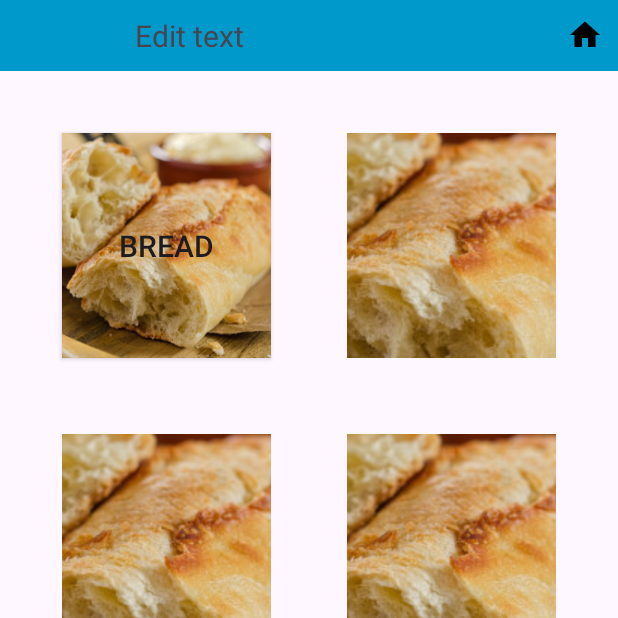
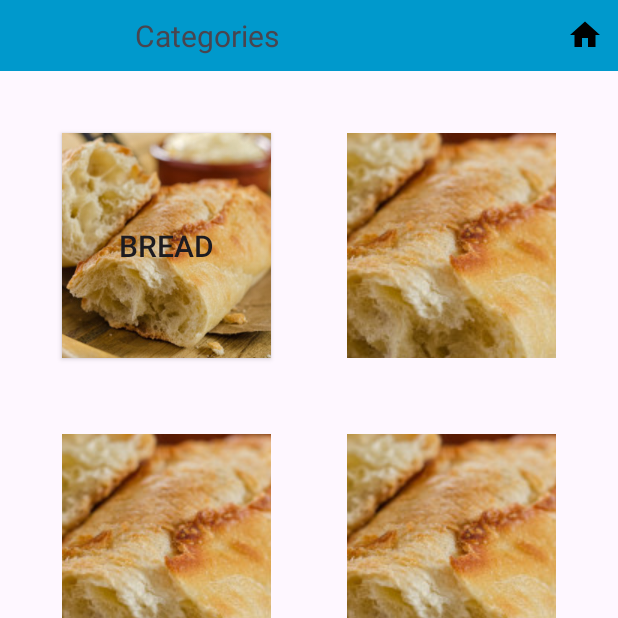
Before and after one commit to Frostlyx/group-27-app-development, an Android app: the MainActivity screen opened directly, with no data from a screen before it, item 2 of the bottom bar chosen, on a phone screen of 412 x 824 dp, the top half of it. Run offline under Robolectric (Android 15) with nearby library versions, the phone set to English and light mode, and no system bars; libraries missing offline, so code that uses them is left out: com.google.zxing.integration, com.journeyapps.barcodescanner.

Commit message:
Change title when navigating pages

```diff
--- a/app/src/main/java/com/example/barcodescanner/customer/MainActivity.java
+++ b/app/src/main/java/com/example/barcodescanner/customer/MainActivity.java
@@ -30,10 +30,10 @@ public class MainActivity extends AppCompatActivity {
         setContentView(binding.getRoot());
 
         // On startup, open main fragment
-        replaceFragment(new MainFragment());
+        replaceFragment(new MainFragment(), getResources().getString(R.string.home_title));
 
         // attempt at deselecting
-        binding.bottomNavigationView.setSelectedItemId(-1);
+//        binding.bottomNavigationView.setSelectedItemId(-1);
 //        Menu menu = binding.bottomNavigationView.getMenu();
 //        for (int i = 0; i < menu.size(); i++) {
 //            MenuItem menuItem = menu.getItem(i);
@@ -45,23 +45,23 @@ public class MainActivity extends AppCompatActivity {
 
             switch (item.getItemId()){
                 case R.id.favourites:
-                    replaceFragment(new FavouritesFragment());
+                    replaceFragment(new FavouritesFragment(), getResources().getString(R.string.favourites_title));
                     break;
 
                 case R.id.categories:
-                    replaceFragment(new CategoriesFragment());
+                    replaceFragment(new CategoriesFragment(), getResources().getString(R.string.categories_title));
                     break;
 
                 case R.id.discounts:
-                    replaceFragment(new DiscountsFragment());
+                    replaceFragment(new DiscountsFragment(), getResources().getString(R.string.discounts_title));
                     break;
 
                 case R.id.shopping_list:
-                    replaceFragment(new ShoppingListFragment());
+                    replaceFragment(new ShoppingListFragment(), getResources().getString(R.string.shopping_list_title));
                     break;
 
                 case R.id.profile:
-                    replaceFragment(new ProfileFragment());
+                    replaceFragment(new ProfileFragment(), getResources().getString(R.string.profile_title));
                     break;
             }
 
@@ -77,15 +77,17 @@ public class MainActivity extends AppCompatActivity {
                     MenuItem menuItem = menu.getItem(i);
                     menuItem.setChecked(false);
                 }
-                replaceFragment(new MainFragment());
+                replaceFragment(new MainFragment(), getResources().getString(R.string.home_title));
             }
         });
     }
 
-    private void replaceFragment(Fragment fragment) {
+    private void replaceFragment(Fragment fragment, String title) {
         FragmentManager fragmentManager = getSupportFragmentManager();
         FragmentTransaction fragmentTransaction = fragmentManager.beginTransaction();
         fragmentTransaction.replace(R.id.frame_layout, fragment);
         fragmentTransaction.commit();
+
+        binding.toolbarTitle.setText(title);
     }
 }
--- a/app/src/main/res/values/strings.xml
+++ b/app/src/main/res/values/strings.xml
@@ -99,4 +99,11 @@
         <item>3.50</item>
     </string-array>
 <!--    -->
+
+    <string name="home_title">Home</string>
+    <string name="favourites_title">Favourites</string>
+    <string name="categories_title">Categories</string>
+    <string name="discounts_title">Discounts</string>
+    <string name="shopping_list_title">Shopping List</string>
+    <string name="profile_title">Profile</string>
 </resources>
```
